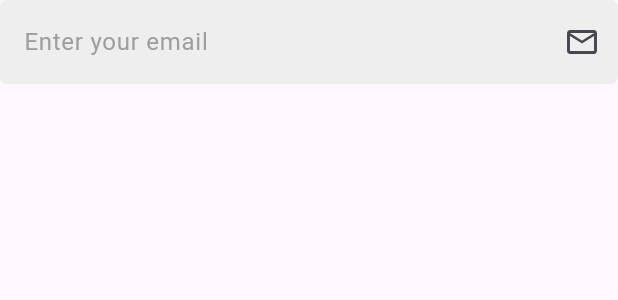
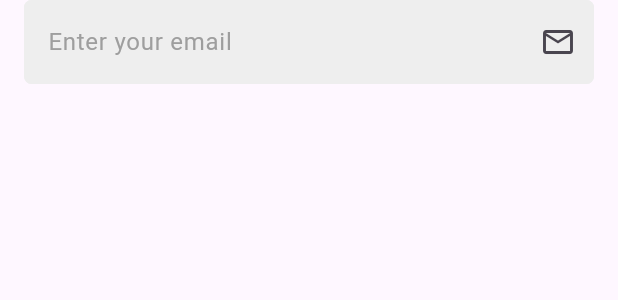
Before and after one commit to SalahHassan202/flutter-world-travel-app, a Flutter app: the CustomTextField widget shown alone on an empty page, opened directly, on a phone screen of 412 x 824 dp. Shown: the top 300 px of the screen. Run offline on Flutter 3.47's test engine with Material 3 defaults, Android fonts, the phone set to English and light mode, and no system bars; our stand-ins replace gap, google_fonts.

Commit message:
added padding for custom text field

```diff
--- a/lib/widgets/custom_text_field.dart
+++ b/lib/widgets/custom_text_field.dart
@@ -12,7 +12,9 @@ class CustomTextField extends StatelessWidget {
 
   @override
   Widget build(BuildContext context) {
-    return TextField(
+    return Padding(
+      padding: const EdgeInsets.symmetric(horizontal: 16),
+      child: TextField(
         decoration: InputDecoration(
           hintText: hintText,
           hintStyle: TextStyle(color: Colors.grey[500]),
@@ -29,6 +31,7 @@ class CustomTextField extends StatelessWidget {
             borderRadius: BorderRadius.circular(5),
           ),
         ),
+      ),
     );
   }
 }
```
Lines whose indentation alone changed are shown as unchanged.
